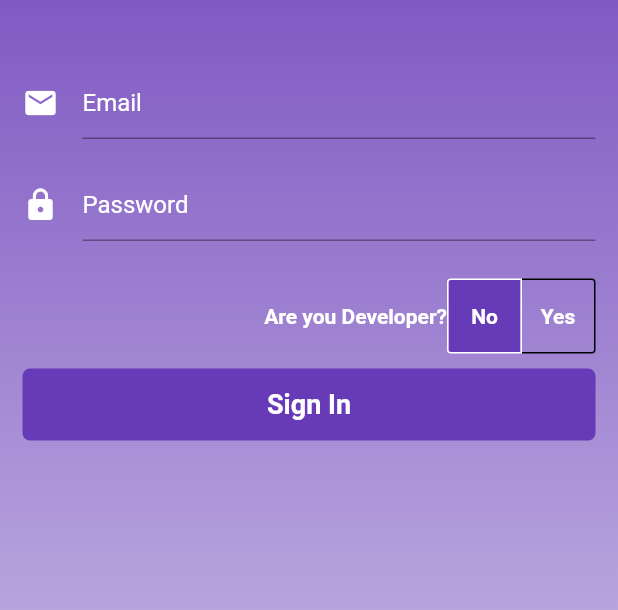
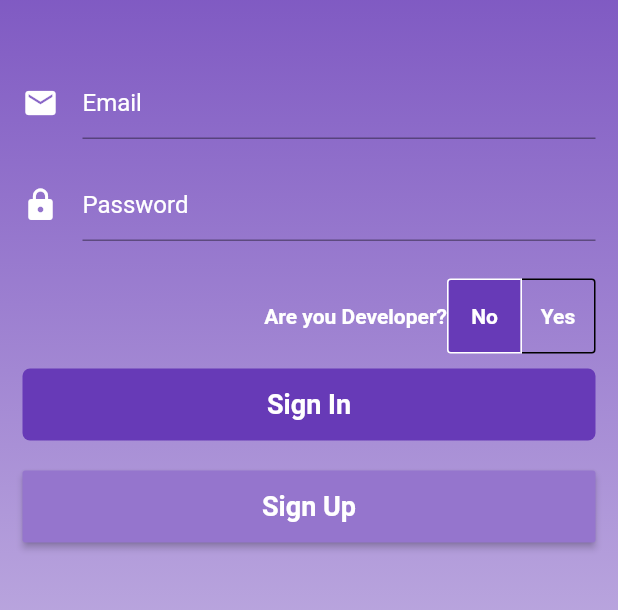
Before and after one commit to adepusai123/User_Session_managment, a Flutter app: the screen it shows after launch, on a phone screen of 412 x 824 dp, the part 356-966 px from its top. Run offline on Flutter 3.47's test engine with Material 2 defaults, Android fonts, the phone set to English and light mode, and no system bars; our stand-ins replace shared_preferences.

```diff
--- /dev/null
+++ b/lib/components/button_component.dart
@@ -0,0 +1,36 @@
+import 'package:flutter/material.dart';
+
+class Button extends StatelessWidget {
+  final Function press;
+  final String labelText;
+  final Color color;
+  const Button({
+    Key key,
+    this.press,
+    this.labelText,
+    this.color,
+  });
+
+// Colors.deepPurple[300]
+  @override
+  Widget build(BuildContext context) {
+    return Container(
+      height: 68,
+      margin: EdgeInsets.symmetric(horizontal: 15),
+      padding: EdgeInsets.symmetric(vertical: 10),
+      decoration: BoxDecoration(),
+      child: RaisedButton(
+        color: color,
+        onPressed: press,
+        child: Text(
+          labelText,
+          style: TextStyle(
+            color: Colors.white,
+            fontWeight: FontWeight.bold,
+            fontSize: 18,
+          ),
+        ),
+      ),
+    );
+  }
+}
--- /dev/null
+++ b/lib/components/custom_input.dart
@@ -0,0 +1,34 @@
+import 'package:flutter/material.dart';
+
+class CustomInputField extends StatelessWidget {
+  final String hintText;
+  // final TextEditingController controller;
+  const CustomInputField({
+    Key key,
+    @required TextEditingController controller,
+    this.hintText,
+    // this.controller,
+  })  : _controller = controller,
+        super(key: key);
+
+  final TextEditingController _controller;
+
+  @override
+  Widget build(BuildContext context) {
+    return TextFormField(
+      controller: _controller,
+      cursorColor: Colors.white,
+      decoration: InputDecoration(
+        icon: Icon(
+          Icons.email,
+          color: Colors.white,
+        ),
+        hintText: hintText,
+        hintStyle: TextStyle(color: Colors.white),
+        border: UnderlineInputBorder(
+          borderSide: BorderSide(color: Colors.white),
+        ),
+      ),
+    );
+  }
+}
--- /dev/null
+++ b/lib/components/password.dart
@@ -0,0 +1,31 @@
+import 'package:flutter/material.dart';
+
+class PasswordField extends StatelessWidget {
+  const PasswordField({
+    Key key,
+    @required TextEditingController controller,
+  })  : _controller = controller,
+        super(key: key);
+
+  final TextEditingController _controller;
+
+  @override
+  Widget build(BuildContext context) {
+    return TextFormField(
+      controller: _controller,
+      obscureText: true,
+      cursorColor: Colors.white,
+      decoration: InputDecoration(
+        icon: Icon(
+          Icons.lock,
+          color: Colors.white,
+        ),
+        hintText: 'Password',
+        hintStyle: TextStyle(color: Colors.white),
+        border: UnderlineInputBorder(
+          borderSide: BorderSide(color: Colors.white),
+        ),
+      ),
+    );
+  }
+}
--- a/lib/login_page.dart
+++ b/lib/login_page.dart
@@ -1,7 +1,12 @@
 import 'package:flutter/material.dart';
 import 'package:shared_preferences/shared_preferences.dart';
 import 'package:user_login_session/home_page.dart';
+import 'package:user_login_session/screens/signup_screen.dart';
 import 'package:user_login_session/services/api_manager.dart';
+
+import 'components/button_component.dart';
+import 'components/custom_input.dart';
+import 'components/password.dart';
 
 class LoginPage extends StatefulWidget {
   @override
@@ -68,6 +73,17 @@ class _LoginPageState extends State<LoginPage> {
                   urlContainer(),
                   toggleContainer(),
                   buttonContainer(),
+                  Button(
+                    labelText: 'Sign Up',
+                    color: Colors.deepPurple[300],
+                    press: () {
+                      Navigator.of(context).push(
+                        MaterialPageRoute(builder: (context) {
+                          return Signup();
+                        }),
+                      );
+                    },
+                  )
                 ],
               ),
             ),
@@ -198,40 +214,14 @@ class _LoginPageState extends State<LoginPage> {
       padding: EdgeInsets.symmetric(horizontal: 15, vertical: 25),
       child: Column(
         children: [
-          TextFormField(
+          CustomInputField(
             controller: _emailCtrl,
-            cursorColor: Colors.white,
-            decoration: InputDecoration(
-              icon: Icon(
-                Icons.email,
-                color: Colors.white,
-              ),
-              hintText: 'Email',
-              hintStyle: TextStyle(color: Colors.white),
-              border: UnderlineInputBorder(
-                borderSide: BorderSide(color: Colors.white),
-              ),
-            ),
+            hintText: 'Email',
           ),
           SizedBox(
             height: 20,
           ),
-          TextFormField(
-            controller: _pwdCtrl,
-            obscureText: true,
-            cursorColor: Colors.white,
-            decoration: InputDecoration(
-              icon: Icon(
-                Icons.lock,
-                color: Colors.white,
-              ),
-              hintText: 'Password',
-              hintStyle: TextStyle(color: Colors.white),
-              border: UnderlineInputBorder(
-                borderSide: BorderSide(color: Colors.white),
-              ),
-            ),
-          ),
+          PasswordField(controller: _pwdCtrl),
         ],
       ),
     );
--- a/lib/utils/strings.dart
+++ b/lib/utils/strings.dart
@@ -1,4 +1,5 @@
 class Strings {
   // static String baseUrl = 'http://192.168.0.176:3000/';
   static String baseUrl = 'https://reqres.in';
+  // https://reqres.in/api/login
 }
```
Also changed, not shown: lib/screens/signup_screen.dart (added, +104 -0 lines), lib/services/api_manager.dart (+25 -2 lines).
